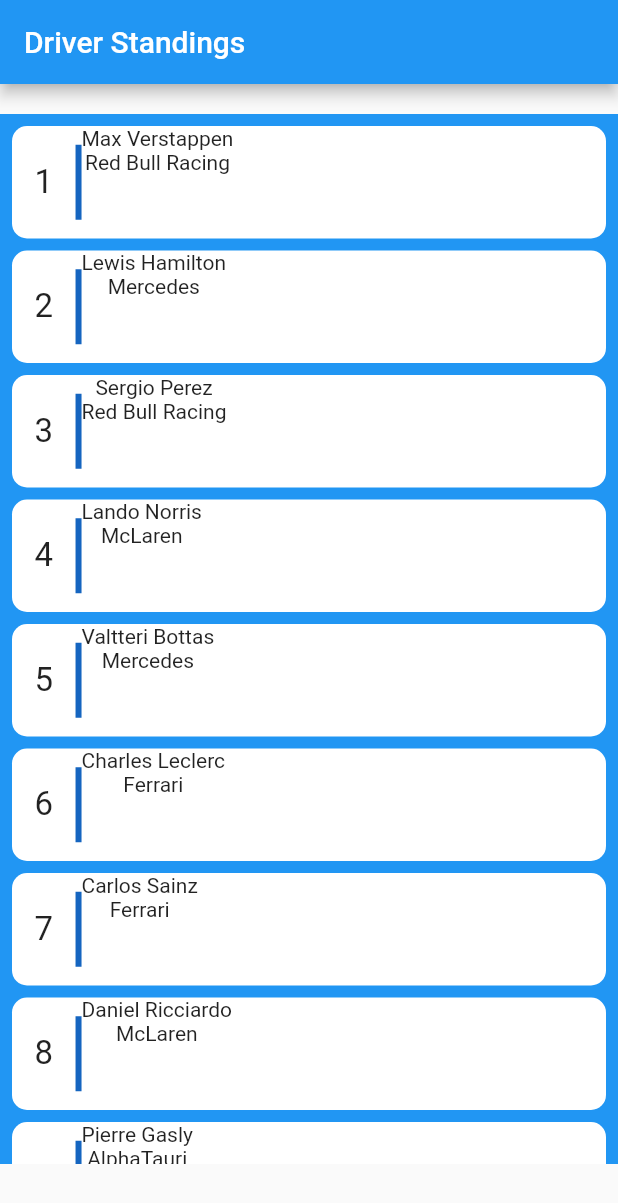
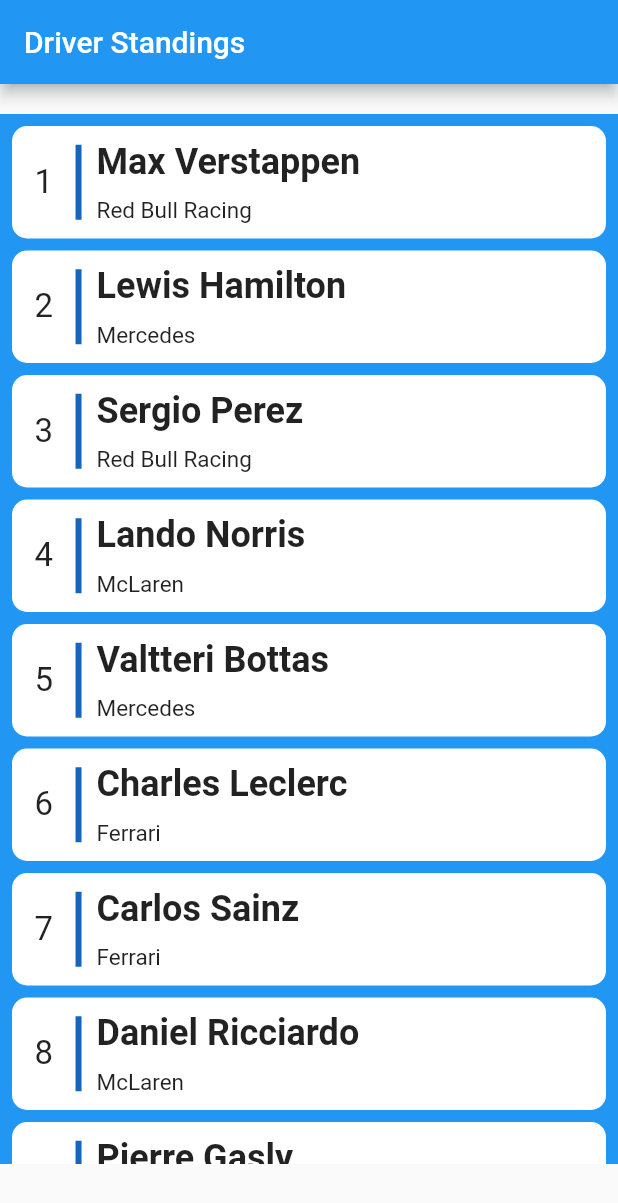
Before and after one commit to JBW7/flutter-apps, a Flutter app: the screen it shows after launch, on a phone screen of 412 x 824 dp. Shown: the top 1203 px of the screen. Run offline on Flutter 3.47's test engine with Material 2 defaults, Android fonts, the phone set to English and light mode, and no system bars; our stand-ins replace flutter_spinkit, font_awesome_flutter, math_expressions; missing offline and left inert: lipsum.

Commit message:
driver and team name

```diff
--- a/formula1_app/lib/widgets/drivers_list_view.dart
+++ b/formula1_app/lib/widgets/drivers_list_view.dart
@@ -42,12 +42,26 @@ class DriverListView extends StatelessWidget {
                         height: 50,
                         color: Colors.blue[800],
                       ),
+                      SizedBox(
+                        width: 10,
+                      ),
                       Column(
+                        mainAxisAlignment: MainAxisAlignment.spaceEvenly,
+                        crossAxisAlignment: CrossAxisAlignment.start,
                         children: [
                           Text(
-                            driver.name
+                            driver.name,
+                            style: TextStyle(
+                              fontSize: 24,
+                              fontWeight: FontWeight.bold
                             ),
-                          Text(driver.team)
+                            ),
+                          Text(
+                            driver.team,
+                            style: TextStyle(
+                              fontSize: 15
+                            ),
+                          )
                         ],
                       )
                     ],
```
